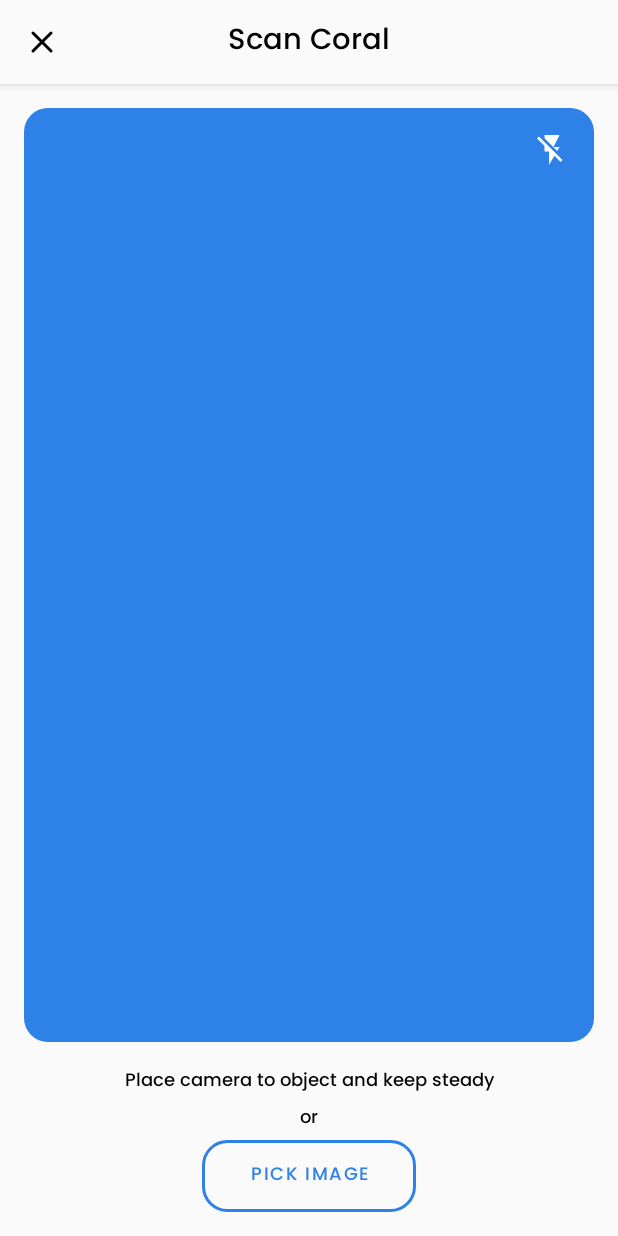
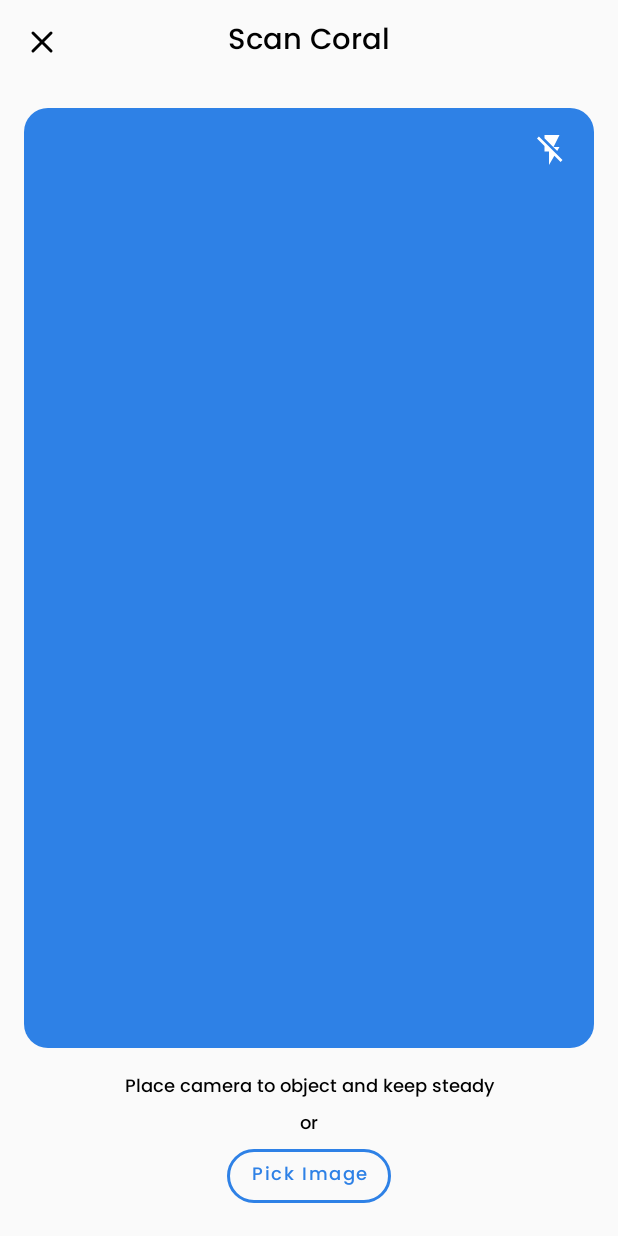
Before and after one commit to sayapakailinuxpak/Coral-ID, an Android app: the ScanFragment screen opened through its navigation route, on a phone screen of 412 x 824 dp. Run offline under Robolectric (Android 15) with nearby library versions, the phone set to English and light mode, and no system bars.

Commit message:
small fix in layout code

```diff
--- a/mobile/app/src/main/java/com/bangkitcapstone/coral_id/ui/result/ResultFragment.kt
+++ b/mobile/app/src/main/java/com/bangkitcapstone/coral_id/ui/result/ResultFragment.kt
@@ -4,6 +4,7 @@ import android.os.Bundle
 import android.view.LayoutInflater
 import android.view.View
 import android.view.ViewGroup
+import android.widget.Toast
 import androidx.fragment.app.Fragment
 import androidx.lifecycle.ViewModelProvider
 import androidx.recyclerview.widget.LinearLayoutManager
@@ -26,6 +27,9 @@ class ResultFragment : Fragment() {
     override fun onViewCreated(view: View, savedInstanceState: Bundle?) {
         super.onViewCreated(view, savedInstanceState)
 
+        binding.mtoolbarResult.setNavigationOnClickListener {
+            Toast.makeText(activity, "Close result fragment", Toast.LENGTH_SHORT).show()
+        }
 
         val viewModel = ViewModelProvider(
             this,
@@ -40,6 +44,7 @@ class ResultFragment : Fragment() {
             setHasFixedSize(true)
             adapter = resultAdapter
         }
+
     }
 
     override fun onDestroyView() {
--- a/mobile/app/src/main/java/com/bangkitcapstone/coral_id/ui/scan/ScanFragment.kt
+++ b/mobile/app/src/main/java/com/bangkitcapstone/coral_id/ui/scan/ScanFragment.kt
@@ -29,8 +29,14 @@ class ScanFragment : Fragment(), View.OnClickListener {
 
     override fun onViewCreated(view: View, savedInstanceState: Bundle?) {
         super.onViewCreated(view, savedInstanceState)
-        binding?.btnFlash?.setOnClickListener(this)
-        binding?.btnPickImage?.setOnClickListener(this)
+        binding?.apply {
+            mtoolbarScan.setNavigationOnClickListener {
+                Toast.makeText(activity, "Close scan fragment", Toast.LENGTH_SHORT).show()
+            }
+            btnFlash.setOnClickListener(this@ScanFragment)
+            btnPickImage.setOnClickListener(this@ScanFragment)
+        }
+
     }
 
     override fun onClick(v: View?) {
--- a/mobile/app/src/main/res/layout/fragment_result.xml
+++ b/mobile/app/src/main/res/layout/fragment_result.xml
@@ -10,14 +10,14 @@
     <com.google.android.material.appbar.AppBarLayout
         android:layout_width="match_parent"
         android:layout_height="wrap_content"
-        android:elevation="0dp">
+        app:elevation="0dp">
 
         <com.google.android.material.appbar.CollapsingToolbarLayout
             android:layout_width="match_parent"
             android:layout_height="match_parent">
 
             <com.google.android.material.appbar.MaterialToolbar
-                android:id="@+id/mtoolbar_detail"
+                android:id="@+id/mtoolbar_result"
                 android:layout_width="match_parent"
                 android:layout_height="?actionBarSize"
                 app:navigationIcon="@drawable/ic_close"
--- a/mobile/app/src/main/res/layout/fragment_scan.xml
+++ b/mobile/app/src/main/res/layout/fragment_scan.xml
@@ -11,7 +11,7 @@
         android:id="@+id/app_bar"
         android:layout_width="match_parent"
         android:layout_height="wrap_content"
-        android:elevation="0dp"
+        app:elevation="0dp"
         app:layout_constraintEnd_toEndOf="parent"
         app:layout_constraintStart_toStartOf="parent"
         app:layout_constraintTop_toTopOf="parent">
@@ -21,7 +21,7 @@
             android:layout_height="match_parent">
 
             <com.google.android.material.appbar.MaterialToolbar
-                android:id="@+id/mtoolbar_detail"
+                android:id="@+id/mtoolbar_scan"
                 style="@style/Widget.Coral_ID.Toolbar"
                 android:layout_width="match_parent"
                 android:layout_height="?actionBarSize"
@@ -86,19 +86,20 @@
             android:textAlignment="center"
             android:textSize="12sp"/>
 
-        <Button
+        <com.google.android.material.button.MaterialButton
             android:id="@+id/btn_pick_image"
             android:layout_width="wrap_content"
             android:layout_height="wrap_content"
             android:text="@string/button_scan"
             android:textSize="12sp"
-            android:layout_marginTop="4dp"
+            android:textColor="@color/primaryColor"
+            android:textAllCaps="false"
             android:fontFamily="@font/poppins_medium"
-            android:textColor="@color/primaryColor"
-            android:paddingLeft="32dp"
-            android:paddingRight="32dp"
-            android:background="@drawable/rounded_button"
-            android:layout_gravity="center"/>
+            style="@style/Widget.MaterialComponents.Button.OutlinedButton"
+            android:layout_gravity="center_horizontal"
+            app:strokeColor="@color/primaryColor"
+            app:cornerRadius="18dp"
+            app:strokeWidth="2dp"/>
     </LinearLayout>
 
 </androidx.constraintlayout.widget.ConstraintLayout>
--- a/mobile/app/src/main/res/layout/item_result.xml
+++ b/mobile/app/src/main/res/layout/item_result.xml
@@ -33,7 +33,7 @@
             android:textAppearance="@style/TextAppearance.Coral_ID.Card"
             android:textColor="@color/primaryColor"
             android:textSize="12sp"
-            android:letterSpacing="0.4"
+            android:letterSpacing="-0.05"
             app:layout_constraintStart_toEndOf="@+id/image_coral_result"
             app:layout_constraintTop_toTopOf="parent" />
 
@@ -45,8 +45,8 @@
             android:layout_marginTop="8dp"
             android:text="@string/acropora_brueggemanni"
             android:textAppearance="@style/TextAppearance.Coral_ID.Card"
-            android:textSize="16sp"
-            android:letterSpacing="0.15"
+            android:textSize="13sp"
+            android:letterSpacing="-0.05"
             app:layout_constraintStart_toEndOf="@+id/image_coral_result"
             app:layout_constraintTop_toBottomOf="@+id/text_coral_type" />
 
--- a/mobile/app/src/main/res/values-night/themes.xml
+++ b/mobile/app/src/main/res/values-night/themes.xml
@@ -10,7 +10,7 @@
         <item name="colorSecondaryVariant">@color/secondaryDarkColor</item>
         <item name="colorOnSecondary">@color/secondaryTextColor</item>
         <!-- Status bar color. -->
-        <item name="android:statusBarColor" tools:targetApi="l">@color/backgroundColor</item>
+        <item name="android:statusBarColor" tools:targetApi="l">?attr/colorPrimary</item>
         <!-- Customize your theme here. -->
     </style>
 </resources>
--- a/mobile/app/src/main/res/values/themes.xml
+++ b/mobile/app/src/main/res/values/themes.xml
@@ -10,7 +10,7 @@
         <item name="colorSecondaryVariant">@color/secondaryLightColor</item>
         <item name="colorOnSecondary">@color/secondaryTextColor</item>
         <!-- Status bar color. -->
-        <item name="android:statusBarColor" tools:targetApi="l">@color/backgroundColor</item>
+        <item name="android:statusBarColor" tools:targetApi="l">?attr/colorPrimary</item>
         <!-- Customize your theme here. -->
     </style>
 
```
